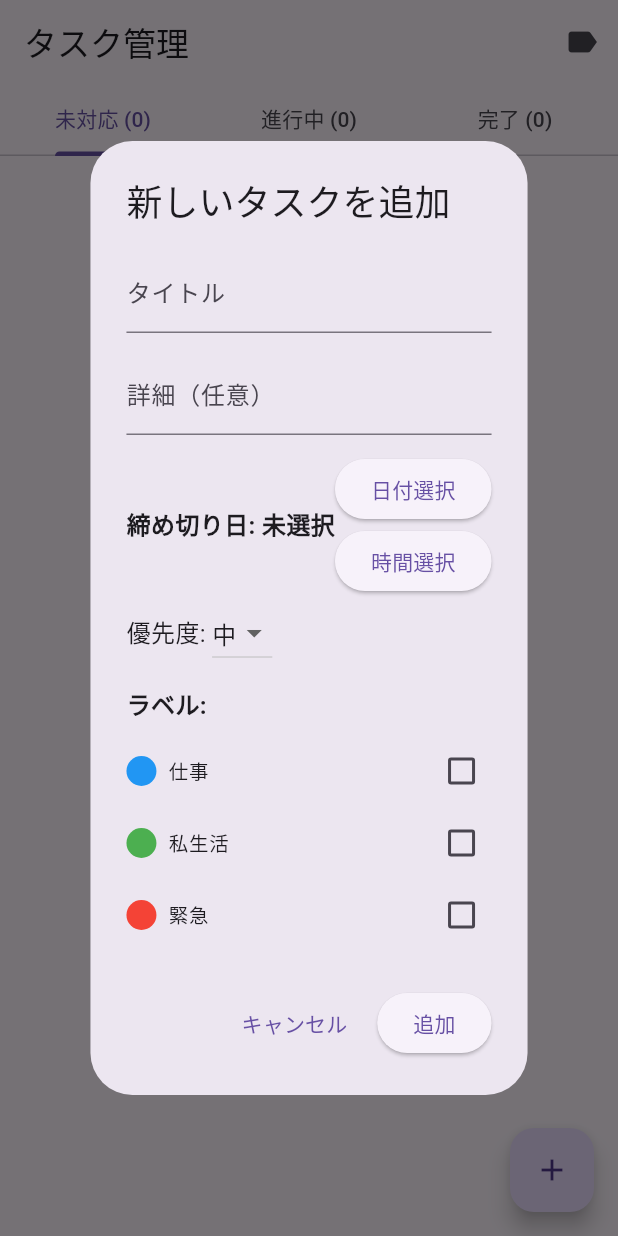
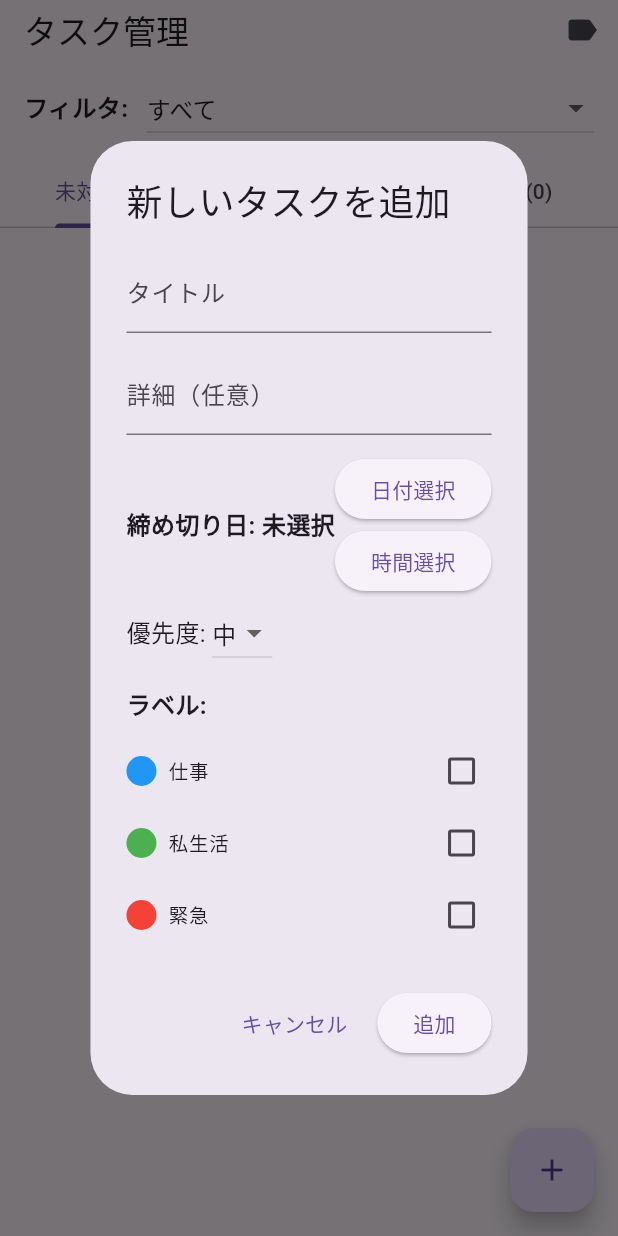
Before and after one commit to high6430/task-manager-app, a Flutter app: the screen it shows after launch, after a tap on the "add" icon, on a phone screen of 412 x 824 dp. Run offline on Flutter 3.47's test engine with Material 3 defaults, Android fonts, the phone set to English and light mode, and no system bars; our stand-ins replace shared_preferences.

Commit message:
機能追加: ラベルによるフィルタリング機能を実装

```diff
--- a/lib/screens/task_board_screen.dart
+++ b/lib/screens/task_board_screen.dart
@@ -1,6 +1,8 @@
 import 'package:flutter/material.dart';
 import '../models/task.dart';
+import '../models/label.dart';
 import '../services/task_service.dart';
+import '../services/label_service.dart';
 import '../widgets/task_card.dart';
 import '../widgets/add_task_dialog.dart';
 import '../widgets/edit_task_dialog.dart';
@@ -15,6 +17,8 @@ class _TaskBoardScreenState extends State<TaskBoardScreen> with SingleTickerProv
   List<Task> todoTasks = [];
   List<Task> doingTasks = [];
   List<Task> doneTasks = [];
+  List<Label> availableLabels = [];
+  String? selectedLabelId; // null = すべて表示
 
   late TabController _tabController;
 
@@ -22,7 +26,7 @@ class _TaskBoardScreenState extends State<TaskBoardScreen> with SingleTickerProv
   void initState() {
     super.initState();
     _tabController = TabController(length: 3, vsync: this);
-    _loadTasks();
+    _loadData();
   }
 
   @override
@@ -31,12 +35,24 @@ class _TaskBoardScreenState extends State<TaskBoardScreen> with SingleTickerProv
     super.dispose();
   }
 
+  Future<void> _loadData() async {
+    await _loadTasks();
+    await _loadLabels();
+  }
+
   Future<void> _loadTasks() async {
     final tasks = await TaskService.loadTasks();
     setState(() {
       todoTasks = tasks['todo']!;
       doingTasks = tasks['doing']!;
       doneTasks = tasks['done']!;
+    });
+  }
+
+  Future<void> _loadLabels() async {
+    final labels = await LabelService.loadLabels();
+    setState(() {
+      availableLabels = labels;
     });
   }
 
@@ -68,11 +84,11 @@ class _TaskBoardScreenState extends State<TaskBoardScreen> with SingleTickerProv
       context: context,
       barrierDismissible: false,
       builder: (context) => AlertDialog(
-        title: Text("確認"),
-        content: Text("このタスクを削除しますか？\n\n「${task.title}」"),
+        title: Text('確認'),
+        content: Text('このタスクを削除しますか？\n\n「${task.title}」'),
         actions: [
           TextButton(
-            child: Text("キャンセル"),
+            child: Text('キャンセル'),
             onPressed: () => Navigator.pop(context),
           ),
           ElevatedButton(
@@ -80,14 +96,14 @@ class _TaskBoardScreenState extends State<TaskBoardScreen> with SingleTickerProv
               backgroundColor: Colors.red,
               foregroundColor: Colors.white,
             ),
-            child: Text("削除"),
+            child: Text('削除'),
             onPressed: () {
               setState(() {
-                if (columnName == "未対応") {
+                if (columnName == '未対応') {
                   todoTasks.remove(task);
-                } else if (columnName == "進行中") {
+                } else if (columnName == '進行中') {
                   doingTasks.remove(task);
-                } else if (columnName == "完了") {
+                } else if (columnName == '完了') {
                   doneTasks.remove(task);
                 }
                 _saveTasks();
@@ -108,9 +124,9 @@ class _TaskBoardScreenState extends State<TaskBoardScreen> with SingleTickerProv
         onTaskUpdated: (newTask) {
           setState(() {
             List<Task> targetList;
-            if (columnName == "未対応") {
+            if (columnName == '未対応') {
               targetList = todoTasks;
-            } else if (columnName == "進行中") {
+            } else if (columnName == '進行中') {
               targetList = doingTasks;
             } else {
               targetList = doneTasks;
@@ -128,10 +144,18 @@ class _TaskBoardScreenState extends State<TaskBoardScreen> with SingleTickerProv
     );
   }
 
+  List<Task> _filterTasks(List<Task> tasks) {
+    if (selectedLabelId == null) {
+      return tasks; // すべて表示
+    }
+    return tasks.where((task) => task.labelIds.contains(selectedLabelId)).toList();
+  }
+
   Widget _buildTaskList(List<Task> tasks, String columnName) {
-    tasks.sort((a, b) => a.deadline.compareTo(b.deadline));
+    final filteredTasks = _filterTasks(tasks);
+    filteredTasks.sort((a, b) => a.deadline.compareTo(b.deadline));
 
-    if (tasks.isEmpty) {
+    if (filteredTasks.isEmpty) {
       return Center(
         child: Text(
           'タスクがありません',
@@ -142,9 +166,9 @@ class _TaskBoardScreenState extends State<TaskBoardScreen> with SingleTickerProv
 
     return ListView.builder(
       padding: EdgeInsets.all(8),
-      itemCount: tasks.length,
+      itemCount: filteredTasks.length,
       itemBuilder: (context, index) {
-        final task = tasks[index];
+        final task = filteredTasks[index];
         return TaskCard(
           task: task,
           currentColumn: columnName,
@@ -154,7 +178,7 @@ class _TaskBoardScreenState extends State<TaskBoardScreen> with SingleTickerProv
           onEdit: () {
             _editTask(task, columnName);
           },
-          onMoveToTodo: columnName == "進行中"
+          onMoveToTodo: columnName == '進行中'
               ? () {
                   setState(() {
                     doingTasks.remove(task);
@@ -164,10 +188,10 @@ class _TaskBoardScreenState extends State<TaskBoardScreen> with SingleTickerProv
                   });
                 }
               : null,
-          onMoveToDoing: (columnName == "未対応" || columnName == "完了")
+          onMoveToDoing: (columnName == '未対応' || columnName == '完了')
               ? () {
                   setState(() {
-                    if (columnName == "未対応") {
+                    if (columnName == '未対応') {
                       todoTasks.remove(task);
                     } else {
                       doneTasks.remove(task);
@@ -178,7 +202,7 @@ class _TaskBoardScreenState extends State<TaskBoardScreen> with SingleTickerProv
                   });
                 }
               : null,
-          onMoveToDone: columnName == "進行中"
+          onMoveToDone: columnName == '進行中'
               ? () {
                   setState(() {
                     doingTasks.remove(task);
@@ -193,38 +217,101 @@ class _TaskBoardScreenState extends State<TaskBoardScreen> with SingleTickerProv
     );
   }
 
+  int _getFilteredTaskCount(List<Task> tasks) {
+    return _filterTasks(tasks).length;
+  }
+
   @override
   Widget build(BuildContext context) {
     return Scaffold(
       appBar: AppBar(
-        title: Text("タスク管理"),
+        title: Text('タスク管理'),
         actions: [
           IconButton(
             icon: Icon(Icons.label),
-            tooltip: "ラベル管理",
+            tooltip: 'ラベル管理',
             onPressed: () async {
               await Navigator.push(
                 context,
                 MaterialPageRoute(builder: (context) => LabelSettingsScreen()),
               );
+              // ラベル管理画面から戻ってきたらラベルを再読み込み
+              _loadLabels();
             },
           ),
         ],
-        bottom: TabBar(
-          controller: _tabController,
-          tabs: [
-            Tab(text: "未対応 (${todoTasks.length})"),
-            Tab(text: "進行中 (${doingTasks.length})"),
-            Tab(text: "完了 (${doneTasks.length})"),
-          ],
+        bottom: PreferredSize(
+          preferredSize: Size.fromHeight(96),
+          child: Column(
+            children: [
+              // フィルタドロップダウン
+              Container(
+                padding: EdgeInsets.symmetric(horizontal: 16, vertical: 8),
+                child: Row(
+                  children: [
+                    Text(
+                      'フィルタ: ',
+                      style: TextStyle(fontSize: 16, fontWeight: FontWeight.bold),
+                    ),
+                    SizedBox(width: 8),
+                    Expanded(
+                      child: DropdownButton<String?>(
+                        value: selectedLabelId,
+                        isExpanded: true,
+                        items: [
+                          DropdownMenuItem<String?>(
+                            value: null,
+                            child: Text('すべて'),
+                          ),
+                          ...availableLabels.map((label) {
+                            return DropdownMenuItem<String?>(
+                              value: label.id,
+                              child: Row(
+                                children: [
+                                  Container(
+                                    width: 16,
+                                    height: 16,
+                                    decoration: BoxDecoration(
+                                      color: label.color,
+                                      shape: BoxShape.circle,
+                                    ),
+                                  ),
+                                  SizedBox(width: 8),
+                                  Text(label.name),
+                                ],
+                              ),
+                            );
+                          }).toList(),
+                        ],
+                        onChanged: (String? newValue) {
+                          setState(() {
+                            selectedLabelId = newValue;
+                          });
+                        },
+                      ),
+                    ),
+                  ],
+                ),
+              ),
+              // タブバー
+              TabBar(
+                controller: _tabController,
+                tabs: [
+                  Tab(text: '未対応 (${_getFilteredTaskCount(todoTasks)})'),
+                  Tab(text: '進行中 (${_getFilteredTaskCount(doingTasks)})'),
+                  Tab(text: '完了 (${_getFilteredTaskCount(doneTasks)})'),
+                ],
+              ),
+            ],
+          ),
         ),
       ),
       body: TabBarView(
         controller: _tabController,
         children: [
-          _buildTaskList(todoTasks, "未対応"),
-          _buildTaskList(doingTasks, "進行中"),
-          _buildTaskList(doneTasks, "完了"),
+          _buildTaskList(todoTasks, '未対応'),
+          _buildTaskList(doingTasks, '進行中'),
+          _buildTaskList(doneTasks, '完了'),
         ],
       ),
       floatingActionButton: FloatingActionButton(
```
